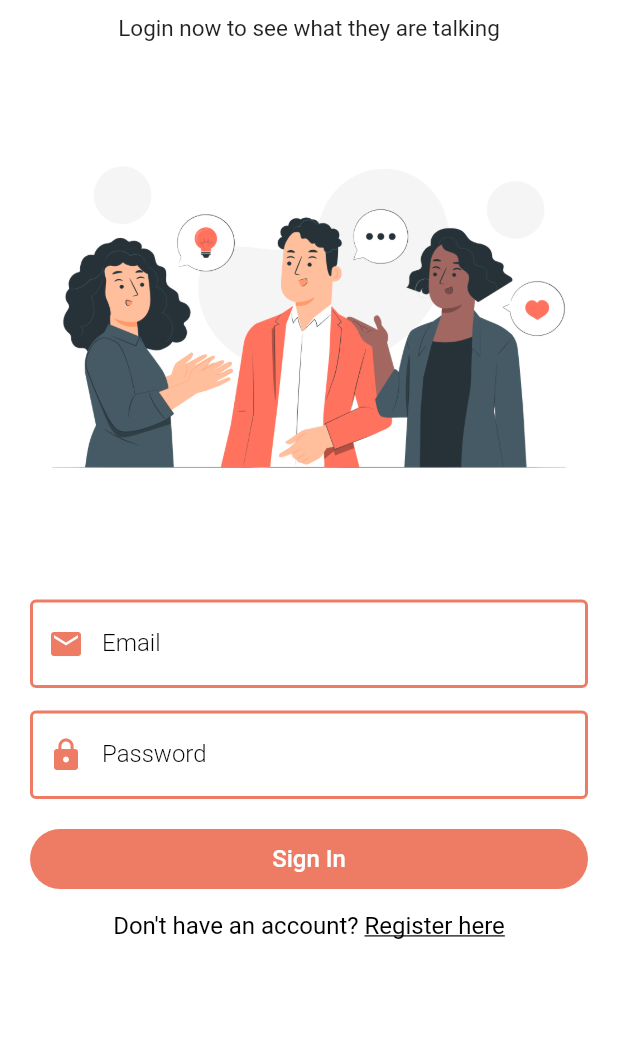
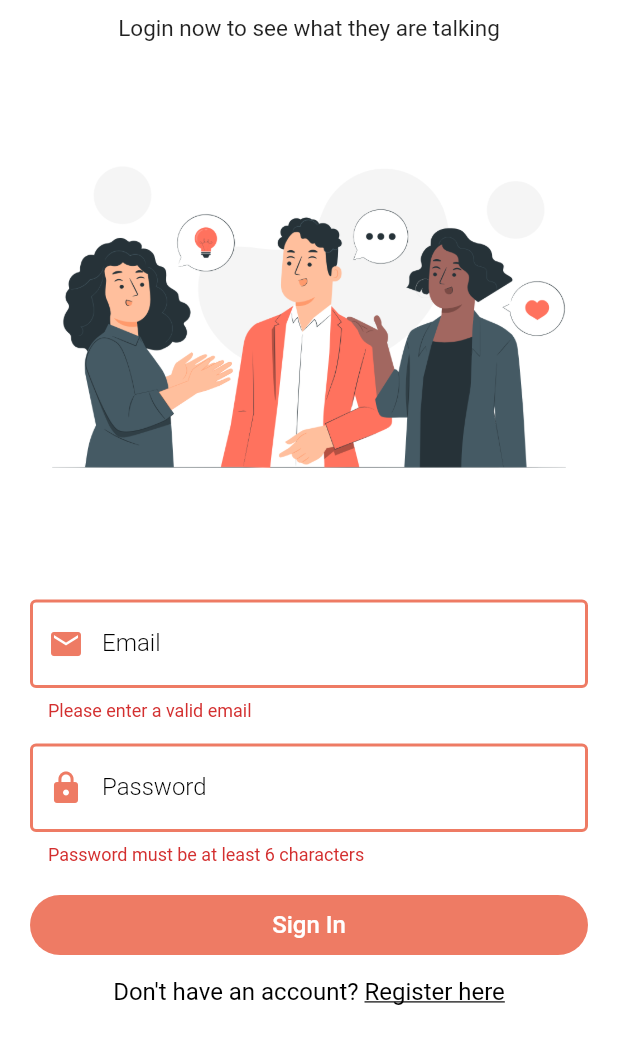
Before and after one commit to sachin-pal89/Chattify, a Flutter app: the screen it shows after launch, after a tap on "Sign In", on a phone screen of 412 x 824 dp, the part 191-1236 px from its top. Run offline on Flutter 3.47's test engine with Material 2 defaults, Android fonts, the phone set to English and light mode, and no system bars; our stand-ins replace cloud_firestore, firebase_auth, firebase_core, shared_preferences; accounts and stored records are empty.

Commit message:
Authenication in login and signup page done

```diff
--- a/lib/pages/auth/login_page.dart
+++ b/lib/pages/auth/login_page.dart
@@ -1,8 +1,14 @@
+import 'package:chattify/helper/helper_functions.dart';
 import 'package:chattify/pages/auth/register_page.dart';
+import 'package:chattify/services/auth_service.dart';
+import 'package:chattify/services/database_service.dart';
+import 'package:cloud_firestore/cloud_firestore.dart';
+import 'package:firebase_auth/firebase_auth.dart';
 import 'package:flutter/gestures.dart';
 import 'package:flutter/material.dart';
 
 import '../../widgets/widgets.dart';
+import '../home_page.dart';
 
 class LogInPage extends StatefulWidget {
   const LogInPage({super.key});
@@ -15,13 +21,22 @@ class _LogInPageState extends State<LogInPage> {
   final GlobalKey<FormState> formKey = GlobalKey<FormState>();
   String email = "";
   String password = "";
+  bool _isLoading = false;
+  AuthService authService = AuthService();
 
   @override
   Widget build(BuildContext context) {
     return Scaffold(
-      body: SingleChildScrollView(
+      body: _isLoading
+          ? Center(
+              child: CircularProgressIndicator(
+                color: Theme.of(context).primaryColor,
+              ),
+            )
+          : SingleChildScrollView(
               child: Padding(
-          padding: const EdgeInsets.symmetric(horizontal: 20, vertical: 80),
+                padding:
+                    const EdgeInsets.symmetric(horizontal: 20, vertical: 80),
                 child: Form(
                   key: formKey,
                   child: Column(
@@ -30,13 +45,14 @@ class _LogInPageState extends State<LogInPage> {
                     children: <Widget>[
                       // Main Title
                       const Text("Chattify",
-                    style:
-                        TextStyle(fontSize: 40, fontWeight: FontWeight.bold)),
+                          style: TextStyle(
+                              fontSize: 40, fontWeight: FontWeight.bold)),
                       const SizedBox(height: 10),
                       // subheading
                       const Text(
                         "Login now to see what they are talking",
-                  style: TextStyle(fontSize: 15, fontWeight: FontWeight.w400),
+                        style: TextStyle(
+                            fontSize: 15, fontWeight: FontWeight.w400),
                       ),
                       // adding images
                       Image.asset("assets/login.png"),
@@ -118,7 +134,8 @@ class _LogInPageState extends State<LogInPage> {
                       ),
                       Text.rich(TextSpan(
                           text: "Don't have an account? ",
-                    style: const TextStyle(color: Colors.black, fontSize: 16),
+                          style: const TextStyle(
+                              color: Colors.black, fontSize: 16),
                           children: <TextSpan>[
                             TextSpan(
                                 text: "Register here",
@@ -138,5 +155,35 @@ class _LogInPageState extends State<LogInPage> {
     );
   }
 
-  login() {}
+  login() async {
+    if (formKey.currentState!.validate()) {
+      setState(() {
+        _isLoading = true;
+      });
+
+      await authService
+          .loginUserWithEmailandPassword(email, password)
+          .then((value) async {
+        if (value == true) {
+          // getting a snapshot about the user information
+          QuerySnapshot snapshot =
+              await DatabaseService(uid: FirebaseAuth.instance.currentUser!.uid)
+                  .getUserData(email);
+
+          // saving the user data in shared preferences
+          await HelperFunctions.saveUserLoggedInStatus(true);
+          await HelperFunctions.saveUserEmailSF(email);
+          await HelperFunctions.saveUserNameSF(snapshot.docs[0]['fullName']);
+
+          // ignore: use_build_context_synchronously
+          nextScreenReplace(context, const HomePage());
+        } else {
+          showSnackbar(context, Colors.red, value);
+          setState(() {
+            _isLoading = false;
+          });
         }
+      });
+    }
+  }
+}
--- a/lib/pages/auth/register_page.dart
+++ b/lib/pages/auth/register_page.dart
@@ -99,6 +99,8 @@ class _RegisterPageState extends State<RegisterPage> {
                         height: 15,
                       ),
                       TextFormField(
+                        // to show password in safe manner
+                        obscureText: true,
                         decoration: textInputDecoration.copyWith(
                             labelText: "Password",
                             prefixIcon: Icon(
--- a/lib/services/database_service.dart
+++ b/lib/services/database_service.dart
@@ -24,4 +24,11 @@ class DatabaseService {
       "uid": uid,
     });
   }
+
+  // getting the userdata
+  Future getUserData(String email) async {
+    QuerySnapshot snapshot =
+        await userCollection.where("email", isEqualTo: email).get();
+    return snapshot;
+  }
 }
```
Also changed, not shown: lib/services/auth_service.dart (+14 -0 lines). Lines whose indentation alone changed are shown as unchanged.
